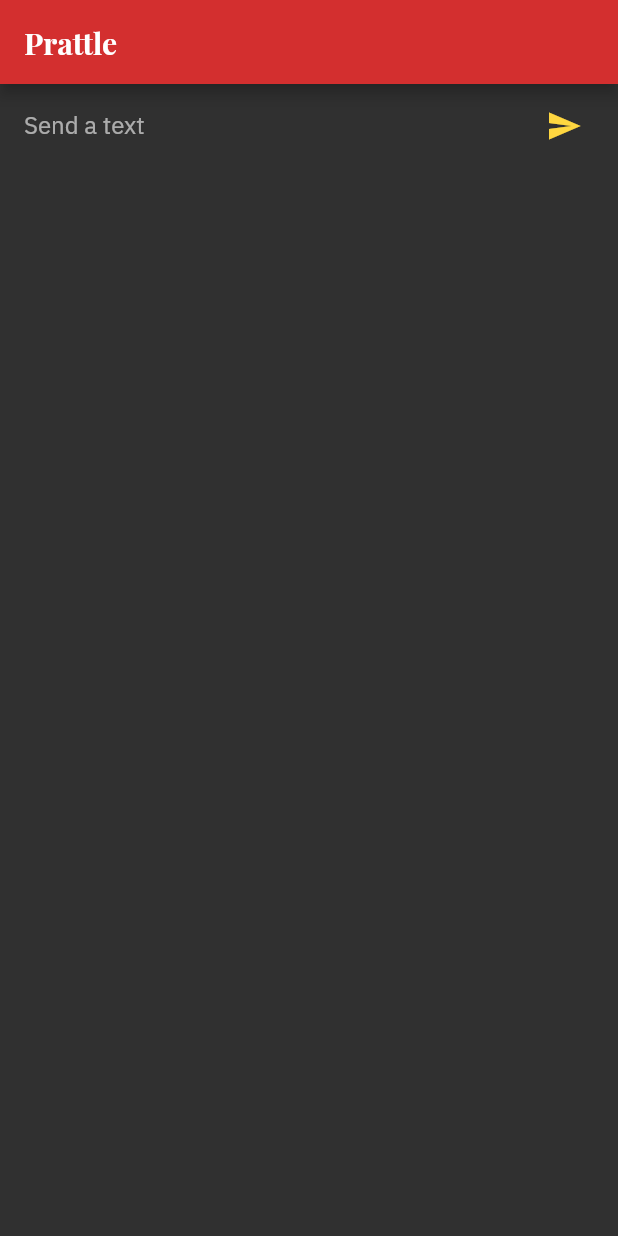
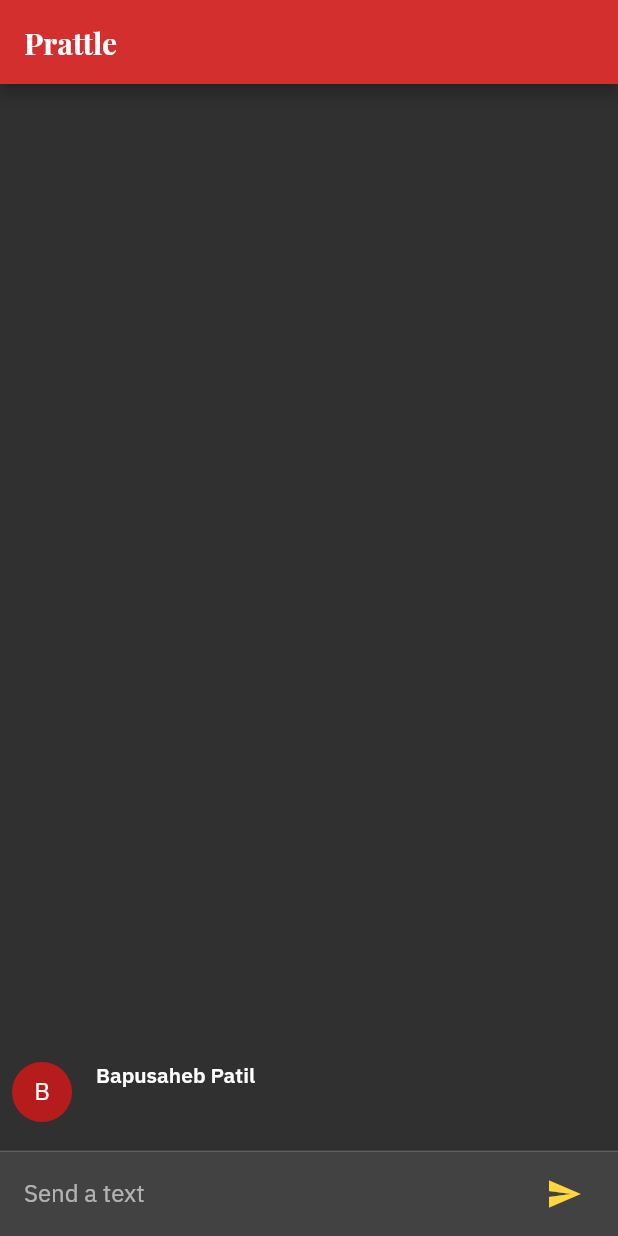
Before and after one commit to bapspatil/Prattle, a Flutter app: the screen it shows after launch, after a tap on the "send" icon, on a phone screen of 412 x 824 dp. Run offline on Flutter 3.47's test engine with Material 2 defaults, Android fonts, the phone set to English and light mode, and no system bars.

```diff
--- a/lib/main.dart
+++ b/lib/main.dart
@@ -3,6 +3,8 @@ import 'package:flutter/material.dart';
 void main() {
   runApp(PrattleApp());
 }
+
+const String _name = 'Bapusaheb Patil';
 
 class PrattleApp extends StatelessWidget {
   @override
@@ -28,6 +30,7 @@ class ChatScreen extends StatefulWidget {
 }
 
 class ChatScreenState extends State<ChatScreen> {
+  final List<ChatMessage> _messages = <ChatMessage>[];
   final TextEditingController _textController = TextEditingController();
 
   Widget _buildTextComposer() {
@@ -39,6 +42,7 @@ class ChatScreenState extends State<ChatScreen> {
             children: [
               Flexible(
                   child: TextFormField(
+                    textCapitalization: TextCapitalization.sentences,
                     controller: _textController,
                     onFieldSubmitted: _handleSubmitted,
                     decoration: InputDecoration.collapsed(hintText: 'Send a text'),
@@ -58,6 +62,10 @@ class ChatScreenState extends State<ChatScreen> {
 
   void _handleSubmitted(String text) {
     _textController.clear();
+    ChatMessage message = ChatMessage(text: text,);
+    setState(() {
+      _messages.insert(0, message);
+    });
   }
 
   @override
@@ -69,7 +77,57 @@ class ChatScreenState extends State<ChatScreen> {
           style: TextStyle(fontFamily: 'Playfair Display'),
         ),
       ),
-      body: _buildTextComposer(),
+      body: Column(
+        children: <Widget>[
+          Flexible(
+            child: new ListView.builder(
+              padding: new EdgeInsets.all(8.0),
+              reverse: true,
+              itemBuilder: (_, int index) => _messages[index],
+              itemCount: _messages.length,
+            ),
+          ),
+          Divider(height: 1.0, color: Colors.white30,),
+          Container(
+            decoration: BoxDecoration(
+              color: Theme.of(context).cardColor,
+            ),
+            child: _buildTextComposer(),
+          )
+        ],
+      ),
     );
   }
 }
+
+class ChatMessage extends StatelessWidget {
+  ChatMessage({this.text});
+  final String text;
+  @override
+  Widget build(BuildContext context) {
+    return Container(
+      margin: const EdgeInsets.symmetric(vertical: 10.0),
+      child: Row(
+        crossAxisAlignment: CrossAxisAlignment.start,
+        children: <Widget>[
+          Container(
+            margin: const EdgeInsets.only(right: 16.0),
+            child: CircleAvatar(
+              child: Text(_name[0]),
+            ),
+          ),
+          Column(
+            crossAxisAlignment: CrossAxisAlignment.start,
+            children: <Widget>[
+              Text(_name, style: TextStyle(fontWeight: FontWeight.w600)),
+              Container(
+                margin: EdgeInsets.only(top: 5.0),
+                child: Text(text),
+              )
+            ],
+          )
+        ],
+      ),
+    );
+  }
+}
```
